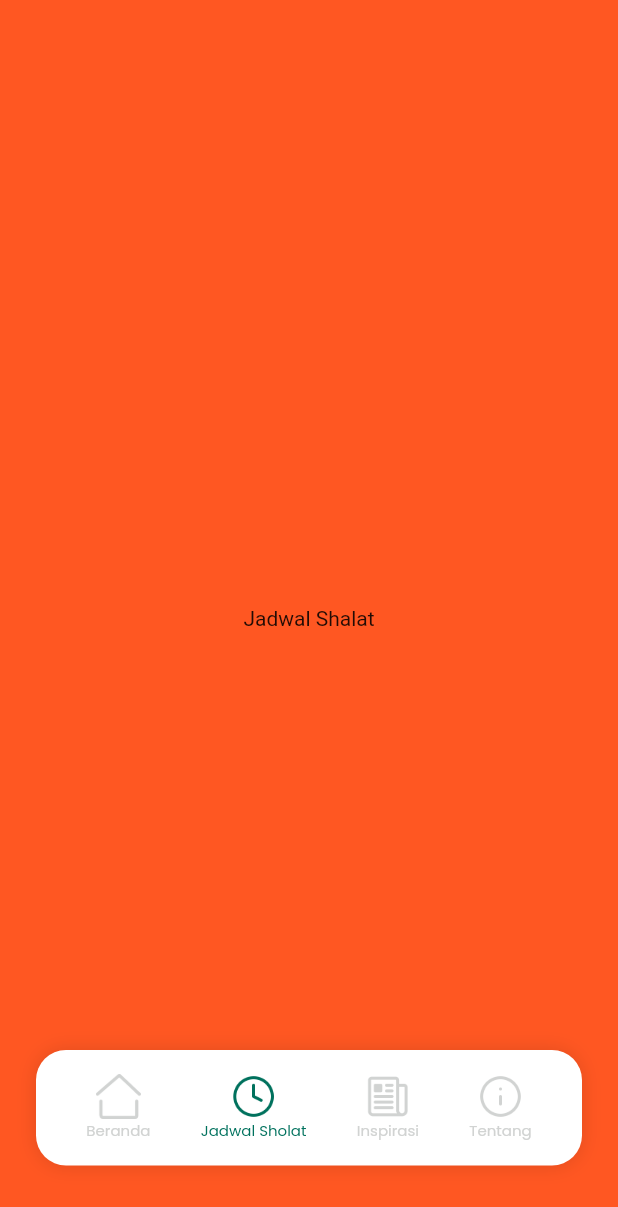
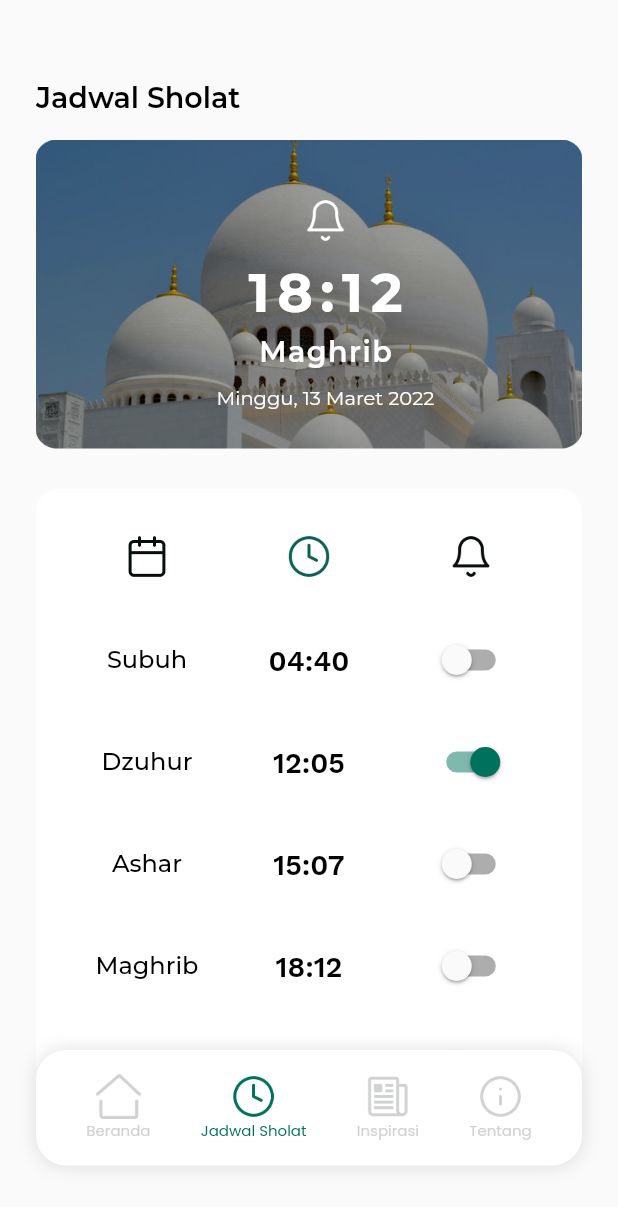
Before and after one commit to fadliarfans/ShalatIn_Jadwal_Sholat_App, a Flutter app: the MainPage screen opened directly, item 2 of the bottom bar chosen, on a phone screen of 412 x 824 dp. Shown: the top 1207 px of the screen. Run offline on Flutter 3.47's test engine with Material 2 defaults, Android fonts, the phone set to English and light mode, and no system bars; our stand-ins replace bloc, equatable, flutter_bloc, google_fonts.

Commit message:
feat : add jadwal shalat layout

```diff
--- /dev/null
+++ b/lib/view/main/jadwal/jadwal_shalat_center_container.dart
@@ -0,0 +1,96 @@
+import 'package:flutter/material.dart';
+import 'package:jadwal_sholat_app/theme.dart';
+import 'package:jadwal_sholat_app/view/main/jadwal/jadwal_shalat_item.dart';
+
+class JadwalSholatCenterContainer extends StatelessWidget {
+  const JadwalSholatCenterContainer({Key? key}) : super(key: key);
+
+  @override
+  Widget build(BuildContext context) {
+    return Container(
+      margin: const EdgeInsets.only(left: 24, right: 24, top: 27),
+      padding: const EdgeInsets.symmetric(horizontal: 20),
+      decoration:
+          BoxDecoration(color: white, borderRadius: BorderRadius.circular(15)),
+      child: Column(
+        children: [
+          const SizedBox(
+            height: 30,
+          ),
+          Row(
+            mainAxisAlignment: MainAxisAlignment.spaceEvenly,
+            children: [
+              Expanded(
+                child: Center(
+                  child: Image.asset(
+                    "assets/images/icon_calendar.png",
+                    height: 30,
+                  ),
+                ),
+              ),
+              Expanded(
+                child: Center(
+                  child: Image.asset(
+                    "assets/images/icon_clock.png",
+                    height: 30,
+                  ),
+                ),
+              ),
+              Expanded(
+                child: Center(
+                  child: Image.asset(
+                    "assets/images/icon_bell.png",
+                    height: 30,
+                  ),
+                ),
+              ),
+            ],
+          ),
+          const SizedBox(
+            height: 30,
+          ),
+          const JadwalShalatItem(
+            title: "Subuh",
+            time: "04:40",
+            isTrue: false,
+          ),
+          const SizedBox(
+            height: 20,
+          ),
+          const JadwalShalatItem(
+            title: "Dzuhur",
+            time: "12:05",
+            isTrue: true,
+          ),
+          const SizedBox(
+            height: 20,
+          ),
+          const JadwalShalatItem(
+            title: "Ashar",
+            time: "15:07",
+            isTrue: false,
+          ),
+          const SizedBox(
+            height: 20,
+          ),
+          const JadwalShalatItem(
+            title: "Maghrib",
+            time: "18:12",
+            isTrue: false,
+          ),
+          const SizedBox(
+            height: 20,
+          ),
+          const JadwalShalatItem(
+            title: "Isya",
+            time: "19:24",
+            isTrue: false,
+          ),
+          const SizedBox(
+            height: 30,
+          ),
+        ],
+      ),
+    );
+  }
+}
--- /dev/null
+++ b/lib/view/main/jadwal/jadwal_shalat_item.dart
@@ -0,0 +1,46 @@
+import 'package:flutter/material.dart';
+import 'package:jadwal_sholat_app/theme.dart';
+
+class JadwalShalatItem extends StatelessWidget {
+  const JadwalShalatItem(
+      {Key? key, required this.title, required this.time, required this.isTrue})
+      : super(key: key);
+  final String title;
+  final String time;
+  final bool isTrue;
+  @override
+  Widget build(BuildContext context) {
+    return Row(
+      mainAxisAlignment: MainAxisAlignment.spaceEvenly,
+      children: [
+        Expanded(
+          flex: 1,
+          child: Center(
+            child: Text(
+              title,
+              style: kBlackTextStyle.copyWith(fontSize: 16, fontWeight: medium),
+            ),
+          ),
+        ),
+        Expanded(
+          flex: 1,
+          child: Center(
+            child: Text(
+              time,
+              style:
+                  kBlack2TextStyle.copyWith(fontSize: 19, fontWeight: semiBold),
+            ),
+          ),
+        ),
+        Expanded(
+            flex: 1,
+            child: Center(
+                child: Switch(
+              value: isTrue,
+              onChanged: (value) {},
+              activeColor: green,
+            )))
+      ],
+    );
+  }
+}
--- a/lib/view/main/jadwal/jadwal_shalat_page.dart
+++ b/lib/view/main/jadwal/jadwal_shalat_page.dart
@@ -1,14 +1,24 @@
 import 'package:flutter/material.dart';
+import 'package:jadwal_sholat_app/view/main/jadwal/jadwal_shalat_center_container.dart';
+import 'package:jadwal_sholat_app/view/main/jadwal/jadwal_sholat_top_container.dart';
 
 class JadwalShalatPage extends StatelessWidget {
   const JadwalShalatPage({Key? key}) : super(key: key);
 
   @override
   Widget build(BuildContext context) {
-    return Container(
-      color: Colors.deepOrange,
-      child: const Center(
-        child: Text("Jadwal Shalat"),
+    return SingleChildScrollView(
+      child: SizedBox(
+        width: MediaQuery.of(context).size.width,
+        child: Column(
+          children: const [
+            JadwalSholatTopContainer(),
+            JadwalSholatCenterContainer(),
+            SizedBox(
+              height: 150,
+            )
+          ],
+        ),
       ),
     );
   }
--- /dev/null
+++ b/lib/view/main/jadwal/jadwal_sholat_top_container.dart
@@ -0,0 +1,77 @@
+import 'package:flutter/material.dart';
+
+import '../../../theme.dart';
+
+class JadwalSholatTopContainer extends StatelessWidget {
+  const JadwalSholatTopContainer({Key? key}) : super(key: key);
+
+  @override
+  Widget build(BuildContext context) {
+    return Container(
+      margin: const EdgeInsets.only(top: 54),
+      child: Column(
+        crossAxisAlignment: CrossAxisAlignment.start,
+        children: [
+          Padding(
+            padding: const EdgeInsets.only(left: 24),
+            child: Text(
+              "Jadwal Sholat",
+              style:
+                  kBlackTextStyle.copyWith(fontSize: 19, fontWeight: semiBold),
+            ),
+          ),
+          Container(
+            height: 206,
+            margin: const EdgeInsets.only(left: 24, right: 24, top: 16),
+            padding: const EdgeInsets.only(left: 22),
+            decoration: BoxDecoration(
+                borderRadius: BorderRadius.circular(12),
+                image: const DecorationImage(
+                    image: AssetImage("assets/images/jadwal_sholat_1.png"),
+                    fit: BoxFit.cover)),
+            child: Center(
+              child: Column(
+                crossAxisAlignment: CrossAxisAlignment.center,
+                children: [
+                  const SizedBox(
+                    height: 39,
+                  ),
+                  Image.asset(
+                    "assets/images/icon_bell.png",
+                    height: 30,
+                    color: white,
+                    width: 30,
+                  ),
+                  const SizedBox(
+                    height: 11,
+                  ),
+                  Text(
+                    "18:12",
+                    style: kWhiteTextStyle.copyWith(
+                        fontSize: 36, fontWeight: bold, letterSpacing: 5),
+                  ),
+                  const SizedBox(
+                    height: 6,
+                  ),
+                  Text(
+                    "Maghrib",
+                    style: kWhiteTextStyle.copyWith(
+                        fontWeight: semiBold, fontSize: 19, letterSpacing: 1),
+                  ),
+                  const SizedBox(
+                    height: 11,
+                  ),
+                  Text(
+                    "Minggu, 13 Maret 2022",
+                    style: kWhiteTextStyle.copyWith(
+                        fontSize: 13, fontWeight: regular),
+                  ),
+                ],
+              ),
+            ),
+          )
+        ],
+      ),
+    );
+  }
+}
```
Also changed, not shown: assets/images/jadwal_sholat_1.png (added).
